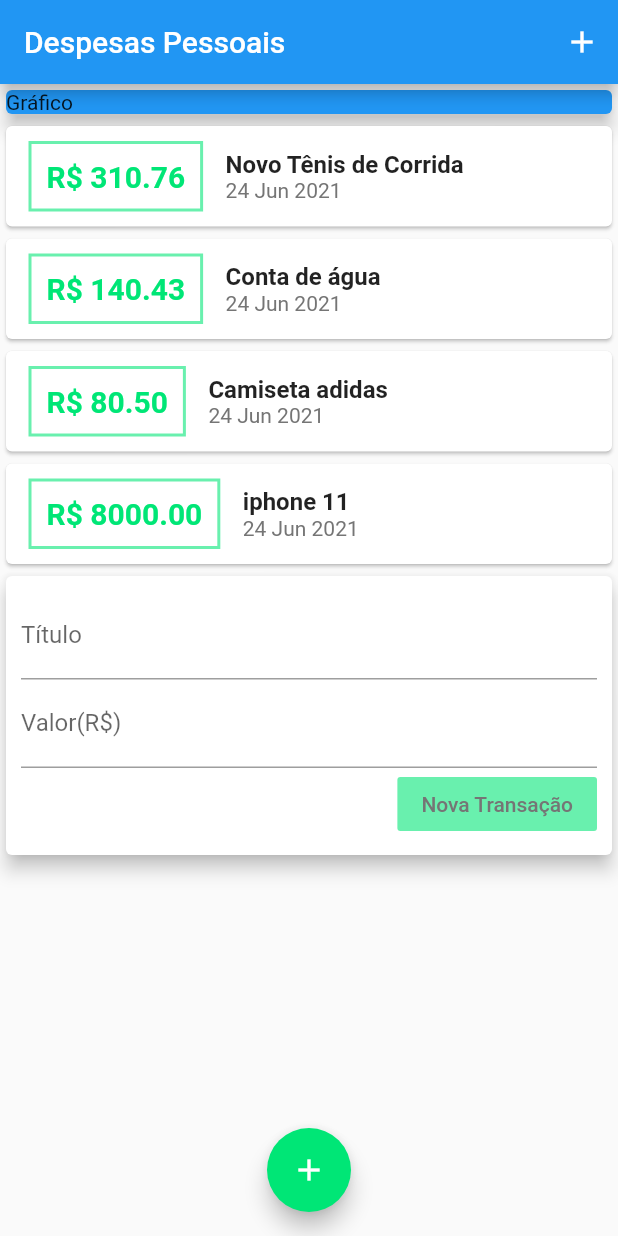
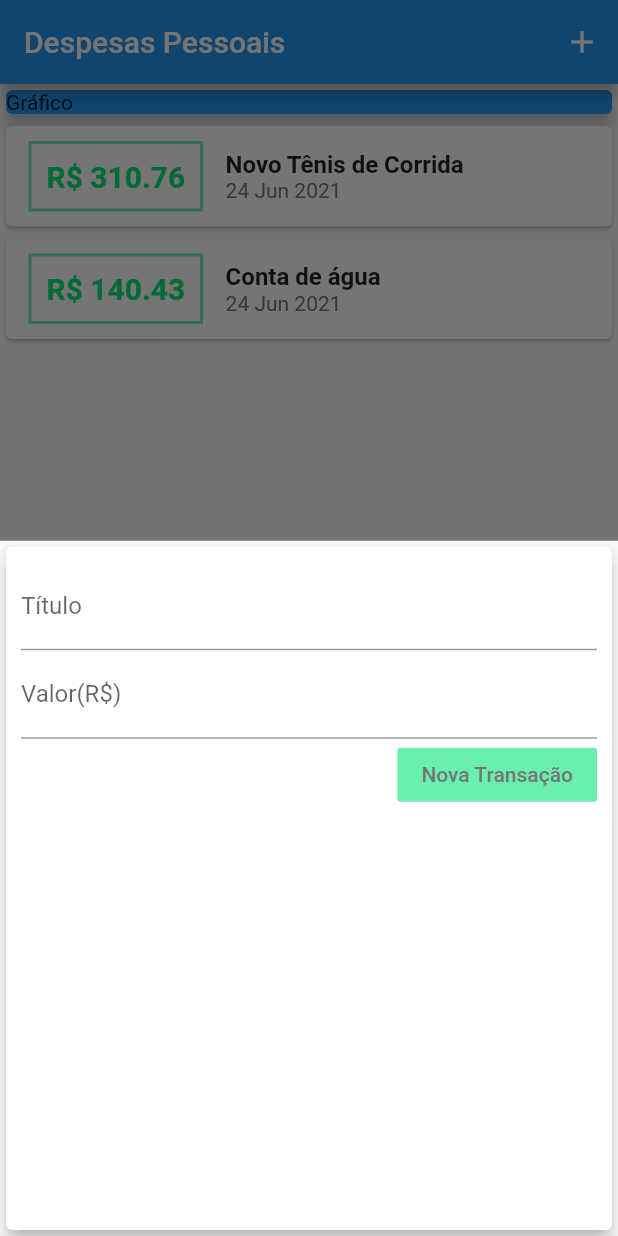
Before and after one commit to isaacwrk/Expenses-flutter, a Flutter app: the screen it shows after launch, after a tap on the "add" icon, on a phone screen of 412 x 824 dp. Run offline on Flutter 3.47's test engine with Material 2 defaults, Android fonts, the phone set to English and light mode, and no system bars.

```diff
--- a/lib/components/transaction_user.dart
+++ /dev/null
@@ -1,61 +0,0 @@
-import 'package:flutter/material.dart';
-import 'transaction_form.dart';
-import 'transaction_list.dart';
-import '../models/transaction.dart';
-import 'dart:math';
-
-class  TransactionUser extends StatefulWidget {
-
-  @override
-  _State createState() => _State();
-}
-
-class _State extends State<TransactionUser> {
-   final _transactions = [
-    Transaction(
-      id:'t1',
-      title: 'Novo Tênis de Corrida',
-      value:310.76,
-      date: DateTime.now(),
-    ),
-    Transaction(
-      id:'t2',
-      title: 'Conta de água',
-      value:140.43,
-      date: DateTime.now(),
-    ),
-    Transaction(
-      id:'t3',
-      title: 'Camiseta adidas',
-      value:80.50,
-      date: DateTime.now(),
-    ),
-    Transaction(
-      id:'t3',
-      title: 'iphone 11',
-      value:8000,
-      date: DateTime.now(),
-    ),
-  ];
-
-  _addTransaction(String title, double value){
-    final newTransaction = Transaction(
-      id: Random().nextDouble().toString(),
-      title: title,
-      value: value,
-      date: DateTime.now(),
-    );
-    setState(() {
-      _transactions.add(newTransaction);
-    });
-  }
-  @override
-  Widget build(BuildContext context) {
-    return Column(
-      children: [
-        TransactionList(_transactions),
-        TransactionForm(_addTransaction)
-      ],
-    );
-  }
-}
--- a/lib/main.dart
+++ b/lib/main.dart
@@ -1,5 +1,9 @@
 
-import 'components/transaction_user.dart';
+import 'package:expenses/components/transaction_form.dart';
+import './components/transaction_form.dart';
+import 'components/transaction_list.dart';
+import 'models/transaction.dart';
+import 'dart:math';
 import 'package:flutter/material.dart';
 
 
@@ -16,7 +20,48 @@ class ExpensesApp extends StatelessWidget {
   }
 }
 
-class MyHomePage extends StatelessWidget {
+class MyHomePage extends StatefulWidget {
+
+  @override
+  State<MyHomePage> createState() => _MyHomePageState();
+}
+
+class _MyHomePageState extends State<MyHomePage> {
+    final _transactions = [
+    Transaction(
+      id:'t1',
+      title: 'Novo Tênis de Corrida',
+      value:310.76,
+      date: DateTime.now(),
+    ),
+    Transaction(
+      id:'t2',
+      title: 'Conta de água',
+      value:140.43,
+      date: DateTime.now(),
+    ),
+  ];
+
+  _addTransaction(String title, double value){
+    final newTransaction = Transaction(
+      id: Random().nextDouble().toString(),
+      title: title,
+      value: value,
+      date: DateTime.now(),
+    );
+    setState(() {
+      _transactions.add(newTransaction);
+    });
+  }
+
+  _openTransactionFormModal(BuildContext context){
+    showModalBottomSheet(
+      context: context,
+      builder: (_){
+        return TransactionForm(_addTransaction);
+      }
+    );
+  }
 
   @override
   Widget build(BuildContext context) {
@@ -26,7 +71,7 @@ class MyHomePage extends StatelessWidget {
         actions:<Widget> [
           IconButton(
             icon: Icon(Icons.add),
-            onPressed: (){},
+            onPressed: () => _openTransactionFormModal(context),
           )
         ],
         ),
@@ -42,13 +87,13 @@ class MyHomePage extends StatelessWidget {
                   elevation: 5,
                   ),
               ),
-              TransactionUser()
-            ]
+              TransactionList(_transactions),
+            ],
           ),
         ),
         floatingActionButton: FloatingActionButton(
           child: Icon(Icons.add),
-          onPressed: (){},
+          onPressed: () => _openTransactionFormModal(context),
           backgroundColor: Colors.greenAccent.shade400,
         ),
         floatingActionButtonLocation: FloatingActionButtonLocation.centerFloat,
```
